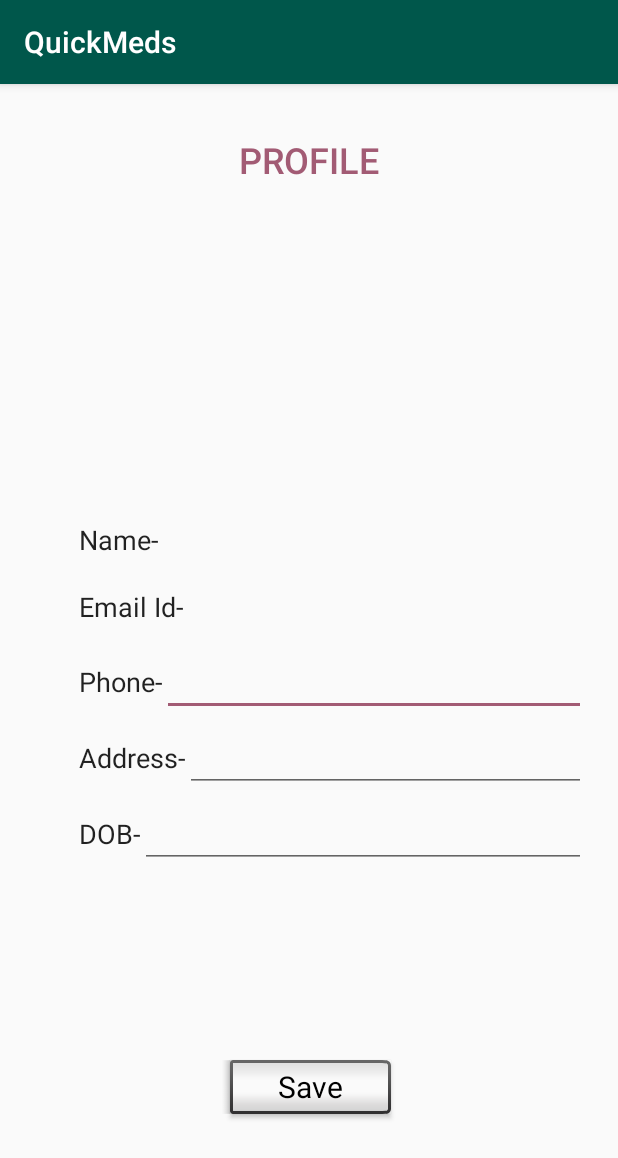
After one commit to SRM-Hackathon/Harshit-Agarwal, an Android app: the profile screen opened directly, with no data from a screen before it, on a phone screen of 412 x 824 dp. The commit adds this screen. Shown: the top 1158 px of the screen. Run offline under Robolectric (Android 15) with nearby library versions, the phone set to English and light mode, and no system bars.

Commit message:
profile updated

```diff
--- a/Quick/app/src/main/AndroidManifest.xml
+++ b/Quick/app/src/main/AndroidManifest.xml
@@ -18,6 +18,7 @@
         </activity>
         <activity android:name=".signup" />
         <activity android:name=".loggedIn" />
+        <activity android:name=".profile"></activity>
     </application>
 
 </manifest>
--- a/Quick/app/src/main/java/com/example/harshitagrawal/quickmeds/loggedIn.java
+++ b/Quick/app/src/main/java/com/example/harshitagrawal/quickmeds/loggedIn.java
@@ -1,9 +1,18 @@
 package com.example.harshitagrawal.quickmeds;
 
+import android.content.Intent;
 import android.support.v7.app.AppCompatActivity;
 import android.os.Bundle;
+import android.view.View;
 
 public class loggedIn extends AppCompatActivity {
+
+    public void profileView(View view)
+    {
+        Intent signUpIntent=new Intent(getApplicationContext(),profile.class);
+        startActivity(signUpIntent);
+
+    }
 
     @Override
     protected void onCreate(Bundle savedInstanceState) {
--- /dev/null
+++ b/Quick/app/src/main/java/com/example/harshitagrawal/quickmeds/profile.java
@@ -0,0 +1,13 @@
+package com.example.harshitagrawal.quickmeds;
+
+import android.support.v7.app.AppCompatActivity;
+import android.os.Bundle;
+
+public class profile extends AppCompatActivity {
+
+    @Override
+    protected void onCreate(Bundle savedInstanceState) {
+        super.onCreate(savedInstanceState);
+        setContentView(R.layout.profile);
+    }
+}
--- a/Quick/app/src/main/res/layout/home2.xml
+++ b/Quick/app/src/main/res/layout/home2.xml
@@ -22,18 +22,19 @@
             style="@style/Widget.AppCompat.Button.Borderless"
             android:layout_width="wrap_content"
             android:layout_height="wrap_content"
+            android:layout_row="0"
+            android:layout_rowWeight="1"
+            android:layout_column="0"
+            android:layout_columnWeight="1"
             android:layout_margin="10dp"
             android:background="@drawable/roundbutton"
+            android:onClick="profileView"
             android:text="Profile"
             android:textAppearance="@style/TextAppearance.AppCompat.Light.Widget.PopupMenu.Large"
             android:textColor="@color/MyColor"
-            android:layout_column="0"
-            android:layout_columnWeight="1"
             app:layout_constraintLeft_toLeftOf="parent"
             app:layout_constraintStart_toStartOf="parent"
-            app:layout_constraintTop_toTopOf="parent"
-            android:layout_row="0"
-            android:layout_rowWeight="1" />
+            app:layout_constraintTop_toTopOf="parent" />
 
         <Button
             android:id="@+id/button21"
--- /dev/null
+++ b/Quick/app/src/main/res/layout/profile.xml
@@ -0,0 +1,159 @@
+<?xml version="1.0" encoding="utf-8"?>
+<RelativeLayout xmlns:android="http://schemas.android.com/apk/res/android"
+    xmlns:app="http://schemas.android.com/apk/res-auto"
+    xmlns:tools="http://schemas.android.com/tools"
+    android:layout_width="match_parent" android:layout_height="match_parent">
+
+    <LinearLayout
+        android:layout_width="338dp"
+        android:layout_height="wrap_content"
+        android:layout_alignParentEnd="true"
+        android:layout_alignParentBottom="true"
+        android:layout_marginEnd="21dp"
+        android:layout_marginBottom="245dp"
+        android:orientation="vertical">
+
+        <LinearLayout
+            android:layout_width="wrap_content"
+            android:layout_height="wrap_content"
+            android:layout_marginBottom="20dp"
+            android:orientation="horizontal">
+
+            <TextView
+                android:id="@+id/textView2"
+                android:layout_width="wrap_content"
+                android:layout_height="wrap_content"
+                android:layout_weight="0"
+                android:text="Name-"
+                android:textAppearance="@style/TextAppearance.AppCompat.Large"
+                android:textSize="18sp" />
+
+            <TextView
+                android:id="@+id/textView3"
+                android:layout_width="match_parent"
+                android:layout_height="wrap_content"
+                android:layout_weight="1"
+                android:textAppearance="@style/TextAppearance.AppCompat.Large"
+                android:textSize="18sp" />
+        </LinearLayout>
+
+        <LinearLayout
+            android:layout_width="match_parent"
+            android:layout_height="wrap_content"
+            android:layout_marginBottom="15dp"
+            android:orientation="horizontal">
+
+            <TextView
+                android:id="@+id/textView9"
+                android:layout_width="wrap_content"
+                android:layout_height="wrap_content"
+                android:layout_weight="0"
+                android:text="Email Id-"
+                android:textAppearance="@style/TextAppearance.AppCompat.Large"
+                android:textSize="18sp" />
+
+            <TextView
+                android:id="@+id/textView10"
+                android:layout_width="match_parent"
+                android:layout_height="wrap_content"
+                android:layout_weight="1"
+                android:textAppearance="@style/TextAppearance.AppCompat.Large"
+                android:textSize="18sp" />
+        </LinearLayout>
+
+        <LinearLayout
+            android:layout_width="match_parent"
+            android:layout_height="wrap_content"
+            android:layout_marginBottom="5dp"
+            android:orientation="horizontal">
+
+            <TextView
+                android:id="@+id/textView12"
+                android:layout_width="wrap_content"
+                android:layout_height="wrap_content"
+                android:layout_weight="0"
+                android:text="Phone-"
+                android:textAppearance="@style/TextAppearance.AppCompat.Large"
+                android:textSize="18sp" />
+
+            <EditText
+                android:id="@+id/editText3"
+                android:layout_width="match_parent"
+                android:layout_height="wrap_content"
+                android:layout_weight="1"
+                android:ems="10"
+                android:inputType="phone" />
+
+        </LinearLayout>
+
+        <LinearLayout
+            android:layout_width="match_parent"
+            android:layout_height="wrap_content"
+            android:layout_marginBottom="5dp"
+            android:orientation="horizontal">
+
+            <TextView
+                android:id="@+id/textView13"
+                android:layout_width="wrap_content"
+                android:layout_height="wrap_content"
+                android:layout_weight="0"
+                android:text="Address-"
+                android:textAppearance="@style/TextAppearance.AppCompat.Large"
+                android:textSize="18sp" />
+
+            <EditText
+                android:id="@+id/editText6"
+                android:layout_width="match_parent"
+                android:layout_height="wrap_content"
+                android:layout_weight="1"
+                android:ems="10"
+                android:inputType="textPostalAddress" />
+        </LinearLayout>
+
+        <LinearLayout
+            android:layout_width="match_parent"
+            android:layout_height="wrap_content"
+            android:orientation="horizontal">
+
+            <TextView
+                android:id="@+id/textView15"
+                android:layout_width="wrap_content"
+                android:layout_height="wrap_content"
+                android:layout_weight="0"
+                android:text="DOB-"
+                android:textAppearance="@style/TextAppearance.AppCompat.Large"
+                android:textSize="18sp" />
+
+            <EditText
+                android:id="@+id/editText7"
+                android:layout_width="match_parent"
+                android:layout_height="wrap_content"
+                android:layout_weight="1"
+                android:ems="10"
+                android:inputType="date" />
+        </LinearLayout>
+
+    </LinearLayout>
+
+    <Button
+        android:id="@+id/button2"
+        style="@android:style/Widget.Button.Inset"
+        android:layout_width="115dp"
+        android:layout_height="wrap_content"
+        android:layout_alignParentBottom="true"
+        android:layout_centerHorizontal="true"
+        android:layout_marginBottom="73dp"
+        android:text="Save"
+        android:textSize="20sp" />
+
+    <Button
+        android:id="@+id/button5"
+        style="@style/Widget.AppCompat.Button.Borderless.Colored"
+        android:layout_width="wrap_content"
+        android:layout_height="wrap_content"
+        android:layout_alignParentTop="true"
+        android:layout_centerHorizontal="true"
+        android:layout_marginTop="24dp"
+        android:text="PROFILE"
+        android:textSize="24sp" />
+</RelativeLayout>
```
